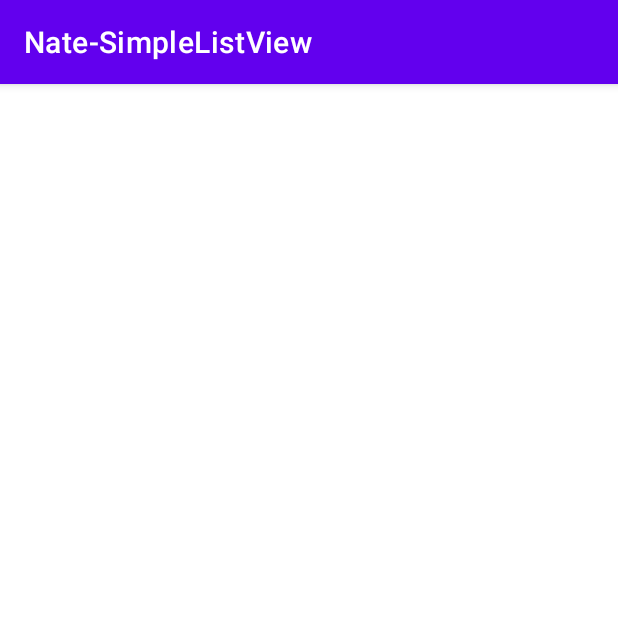
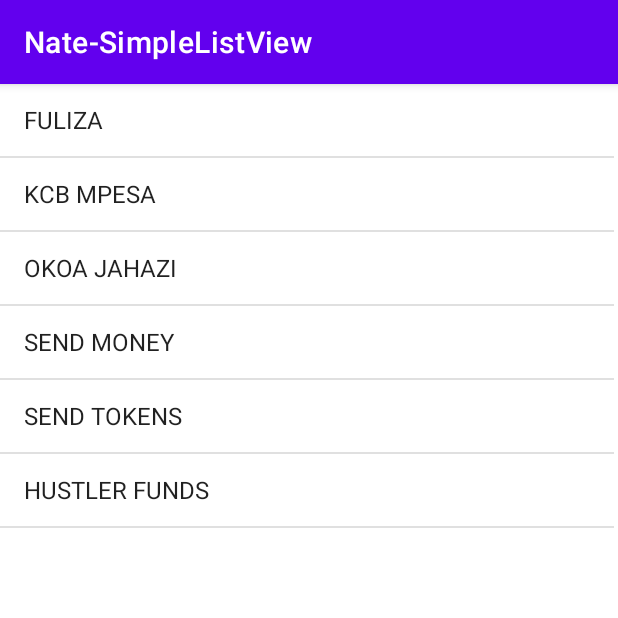
Before and after one commit to Nathnael-Sherry/simple-list-view, an Android app: the screen it shows after launch (MainActivity), on a phone screen of 412 x 824 dp, the top half of it. Run offline under Robolectric (Android 15) with nearby library versions, the phone set to English and light mode, and no system bars.

Commit message:
list view

```diff
--- a/app/src/main/java/com/example/nate_simplelistview/MainActivity.kt
+++ b/app/src/main/java/com/example/nate_simplelistview/MainActivity.kt
@@ -10,16 +10,8 @@ class MainActivity : AppCompatActivity() {
         super.onCreate(savedInstanceState)
         setContentView(R.layout.activity_main)
 
-        var listview = findViewById<ListView>(R.id.my_list)
-        var list_data:Array<String> = arrayOf("FULIZA", "SEND MONEY", "KCB MPESA")
 
-//        SET AN ADAPTER
-        var data_adapter: ArrayAdapter<String> = ArrayAdapter(
-
-            android.R.layout.simple_list_item_1, list_data
-
-        )
-        listview.adapter = data_adapter
 
     }
+
 }
--- a/app/src/main/res/layout/activity_main.xml
+++ b/app/src/main/res/layout/activity_main.xml
@@ -7,6 +7,7 @@
     tools:context=".MainActivity">
 
     <ListView
+        android:entries="@array/services"
         android:id="@+id/my_list"
         android:layout_width="409dp"
         android:layout_height="729dp"
--- a/app/src/main/res/values/strings.xml
+++ b/app/src/main/res/values/strings.xml
@@ -1,3 +1,11 @@
 <resources>
     <string name="app_name">Nate-SimpleListView</string>
+    <string-array name="services">
+        <item>FULIZA</item>
+        <item>KCB MPESA</item>
+        <item>OKOA JAHAZI</item>
+        <item>SEND MONEY</item>
+        <item>SEND TOKENS</item>
+        <item>HUSTLER FUNDS</item>
+    </string-array>
 </resources>
```
